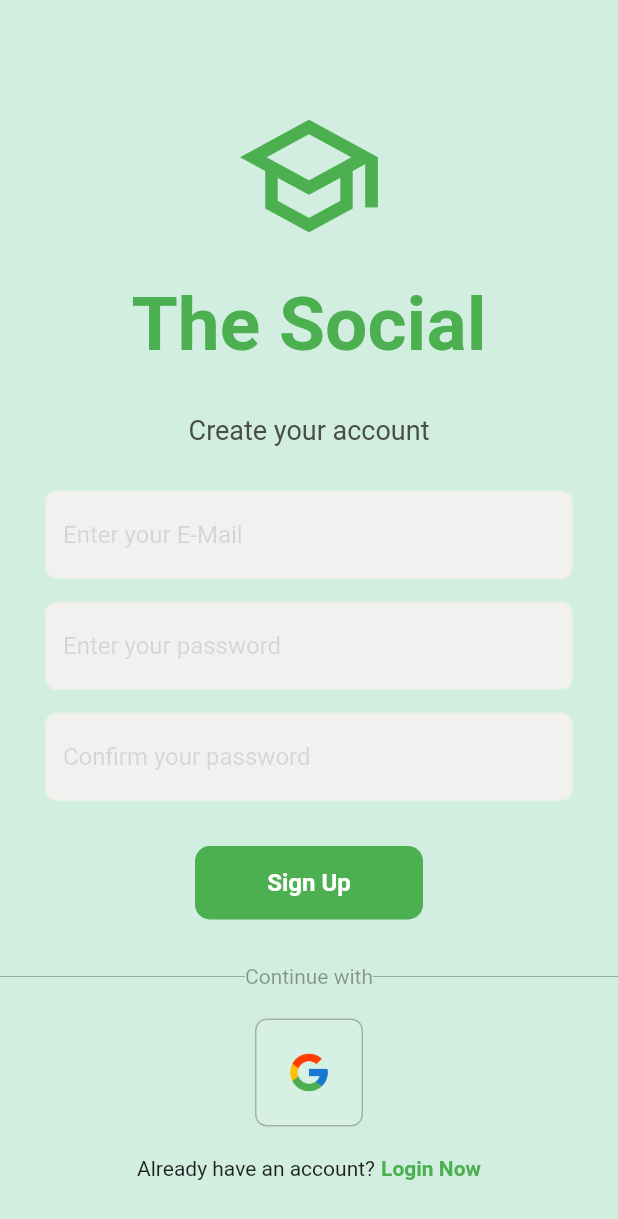
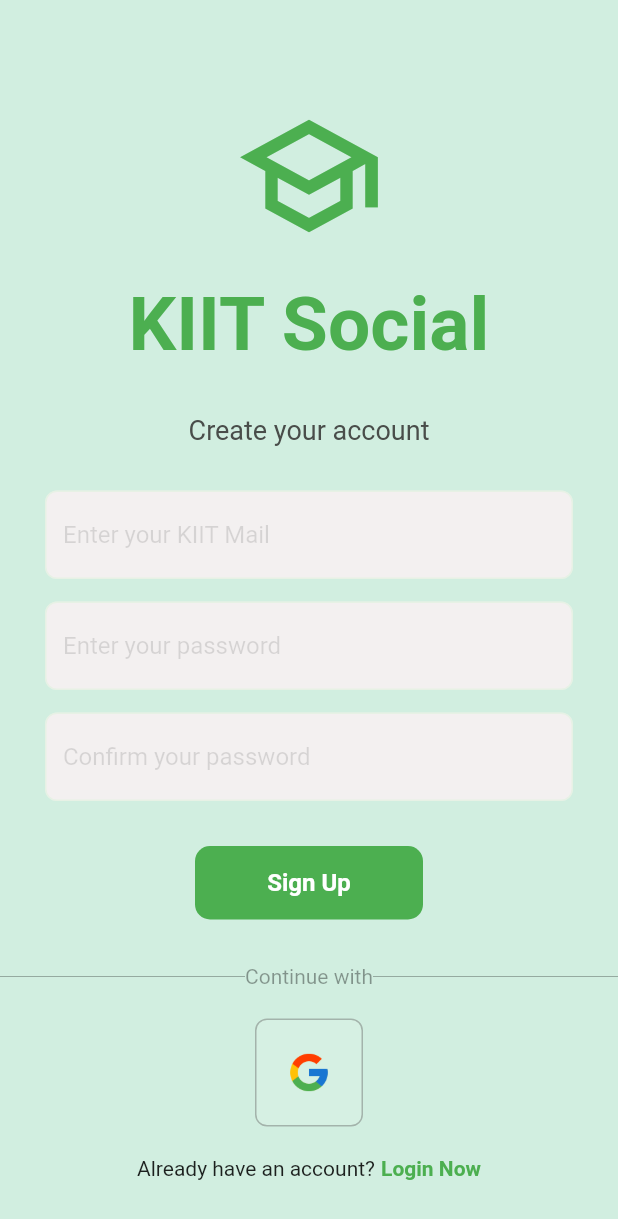
Before and after one commit to rohankarn35/KIIT-Social, a Flutter app: the screen it shows after launch, after a tap on "Register Now", on a phone screen of 412 x 824 dp. Shown: the top 1219 px of the screen. Run offline on Flutter 3.47's test engine with Material 2 defaults, Android fonts, the phone set to English and light mode, and no system bars; our stand-ins replace firebase_auth, firebase_core, google_sign_in; accounts and stored records are empty; network calls fail.

Commit message:
Status Bar Issue Solved

```diff
--- a/lib/main.dart
+++ b/lib/main.dart
@@ -1,4 +1,5 @@
 import 'package:firebase_core/firebase_core.dart';
+import 'package:flutter/services.dart';
 import 'firebase_options.dart';
 import 'package:flutter/material.dart';
 import 'package:login_page/pages/login_pages/auth_page.dart';
@@ -6,9 +7,15 @@ import 'package:login_page/pages/login_pages/login_page.dart';
 
 void main() async {
   WidgetsFlutterBinding.ensureInitialized();
+  SystemChrome.setSystemUIOverlayStyle(const SystemUiOverlayStyle(
+      statusBarColor: Colors.transparent,
+      statusBarIconBrightness: Brightness.light,
+      statusBarBrightness: Brightness.light));
+
   await Firebase.initializeApp(
     options: DefaultFirebaseOptions.currentPlatform,
   );
+
   runApp(MyApp());
 }
 
@@ -21,8 +28,9 @@ class MyApp extends StatelessWidget {
         debugShowCheckedModeBanner: false,
         title: 'Login Page',
         theme: ThemeData(
-          primarySwatch: Colors.blue,
-        ),
+            primarySwatch: Colors.blue,
+            visualDensity: VisualDensity.adaptivePlatformDensity),
+        themeMode: ThemeMode.system,
         home: AuthPage());
   }
 }
--- a/lib/pages/login_pages/login_page.dart
+++ b/lib/pages/login_pages/login_page.dart
@@ -1,6 +1,7 @@
 import 'package:firebase_auth/firebase_auth.dart';
 import 'package:firebase_core/firebase_core.dart';
 import 'package:flutter/material.dart';
+import 'package:flutter/services.dart';
 import 'package:flutter/src/widgets/framework.dart';
 import 'package:flutter/src/widgets/placeholder.dart';
 import 'package:login_page/pages/login_pages/auth_page.dart';
@@ -19,6 +20,8 @@ class LOginPage extends StatefulWidget {
 }
 
 class _LOginPageState extends State<LOginPage> {
+  Future hidestatus() => SystemChrome.setEnabledSystemUIOverlays([]);
+
   final emailcontroller = TextEditingController();
 
   final passwordcontroller = TextEditingController();
@@ -76,9 +79,9 @@ class _LOginPageState extends State<LOginPage> {
   Widget build(BuildContext context) {
     return Scaffold(
       backgroundColor: Color.fromARGB(255, 209, 238, 224),
-      body: SafeArea(
-        child: Center(
-          child: SingleChildScrollView(
+      body: Center(
+        child: SingleChildScrollView(
+          child: SafeArea(
             child: Container(
               padding: EdgeInsets.only(top: 50),
               child: Column(
@@ -93,7 +96,7 @@ class _LOginPageState extends State<LOginPage> {
                     height: 20,
                   ),
                   Text(
-                    "The Social",
+                    "KIIT Social",
                     style: TextStyle(
                         fontSize: 50,
                         fontWeight: FontWeight.w600,
@@ -103,7 +106,7 @@ class _LOginPageState extends State<LOginPage> {
                     height: 40,
                   ),
                   Text(
-                    "Welcome Back",
+                    "Welcome Back KIITian",
                     style: TextStyle(
                         color: Color.fromARGB(255, 73, 77, 74),
                         fontSize: 18,
@@ -113,7 +116,7 @@ class _LOginPageState extends State<LOginPage> {
                     height: 30,
                   ),
                   LoginFill(
-                    hinttext: 'Enter your E-Mail',
+                    hinttext: 'Enter your KIIT Mail',
                     obsecuretext: false,
                     controller: emailcontroller,
                   ),
--- a/lib/pages/register_pages/register_page.dart
+++ b/lib/pages/register_pages/register_page.dart
@@ -1,6 +1,7 @@
 import 'package:firebase_auth/firebase_auth.dart';
 import 'package:flutter/cupertino.dart';
 import 'package:flutter/material.dart';
+import 'package:flutter/services.dart';
 import 'package:flutter/src/widgets/framework.dart';
 import 'package:flutter/src/widgets/placeholder.dart';
 
@@ -92,7 +93,7 @@ class _RegisterPageState extends State<RegisterPage> {
                     height: 20,
                   ),
                   Text(
-                    "The Social",
+                    "KIIT Social",
                     style: TextStyle(
                         fontSize: 50,
                         fontWeight: FontWeight.w600,
@@ -112,7 +113,7 @@ class _RegisterPageState extends State<RegisterPage> {
                     height: 30,
                   ),
                   LoginFill(
-                    hinttext: 'Enter your E-Mail',
+                    hinttext: 'Enter your KIIT Mail',
                     obsecuretext: false,
                     controller: emailcontroller,
                   ),
```
